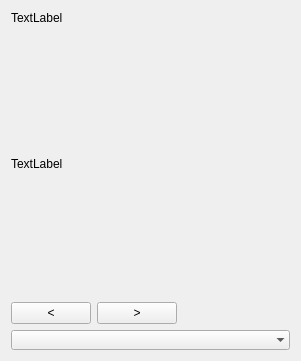
Qt form mainwindow.ui (andrewd80lvl/andr1) before a commit.
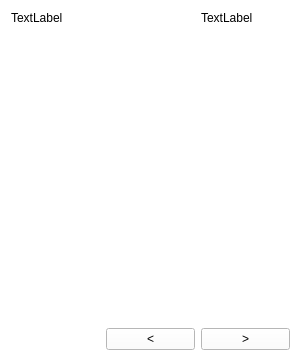
The same form after that commit.

```diff
--- a/mainwindow.ui
+++ b/mainwindow.ui
@@ -13,62 +13,89 @@
   <property name="windowTitle">
    <string>MainWindow</string>
   </property>
+  <property name="styleSheet">
+   <string notr="true">* {background: white}</string>
+  </property>
   <widget class="QWidget" name="centralWidget">
-   <layout class="QGridLayout" name="gridLayout">
-    <item row="0" column="0">
-     <widget class="QLabel" name="lDate">
-      <property name="text">
-       <string>TextLabel</string>
-      </property>
-     </widget>
-    </item>
-    <item row="1" column="0" colspan="4">
+   <layout class="QGridLayout" name="gridLayout_2">
+    <item row="0" column="2">
      <widget class="QLabel" name="lDairy">
-      <property name="sizePolicy">
-       <sizepolicy hsizetype="Preferred" vsizetype="Expanding">
-        <horstretch>0</horstretch>
-        <verstretch>0</verstretch>
-       </sizepolicy>
-      </property>
       <property name="text">
        <string>TextLabel</string>
       </property>
+      <property name="wordWrap">
+       <bool>true</bool>
+      </property>
      </widget>
     </item>
-    <item row="2" column="0">
+    <item row="1" column="0" colspan="3">
+     <widget class="QScrollArea" name="scrollArea">
+      <property name="frameShape">
+       <enum>QFrame::NoFrame</enum>
+      </property>
+      <property name="frameShadow">
+       <enum>QFrame::Plain</enum>
+      </property>
+      <property name="lineWidth">
+       <number>0</number>
+      </property>
+      <property name="widgetResizable">
+       <bool>true</bool>
+      </property>
+      <widget class="QWidget" name="scrollAreaWidgetContents">
+       <property name="geometry">
+        <rect>
+         <x>0</x>
+         <y>0</y>
+         <width>283</width>
+         <height>295</height>
+        </rect>
+       </property>
+       <layout class="QGridLayout" name="gridLayout">
+        <property name="leftMargin">
+         <number>0</number>
+        </property>
+        <property name="topMargin">
+         <number>0</number>
+        </property>
+        <property name="rightMargin">
+         <number>0</number>
+        </property>
+        <property name="bottomMargin">
+         <number>0</number>
+        </property>
+        <property name="spacing">
+         <number>0</number>
+        </property>
+        <item row="0" column="0">
+         <layout class="QVBoxLayout" name="laySubjects">
+          <property name="spacing">
+           <number>6</number>
+          </property>
+         </layout>
+        </item>
+       </layout>
+      </widget>
+     </widget>
+    </item>
+    <item row="2" column="1">
      <widget class="QPushButton" name="pbPrevDay">
       <property name="text">
        <string>&lt;</string>
       </property>
      </widget>
     </item>
-    <item row="2" column="1">
+    <item row="2" column="2">
      <widget class="QPushButton" name="pbNextDay">
       <property name="text">
        <string>&gt;</string>
       </property>
      </widget>
     </item>
-    <item row="2" column="2">
-     <spacer name="horizontalSpacer">
-      <property name="orientation">
-       <enum>Qt::Horizontal</enum>
-      </property>
-      <property name="sizeHint" stdset="0">
-       <size>
-        <width>183</width>
-        <height>20</height>
-       </size>
-      </property>
-     </spacer>
-    </item>
-    <item row="3" column="0" colspan="4">
-     <widget class="QComboBox" name="cbLog">
-      <property name="duplicatesEnabled">
-       <bool>true</bool>
-      </property>
-      <property name="frame">
-       <bool>false</bool>
+    <item row="0" column="0" colspan="2">
+     <widget class="QLabel" name="lDate">
+      <property name="text">
+       <string>TextLabel</string>
       </property>
      </widget>
     </item>
```
